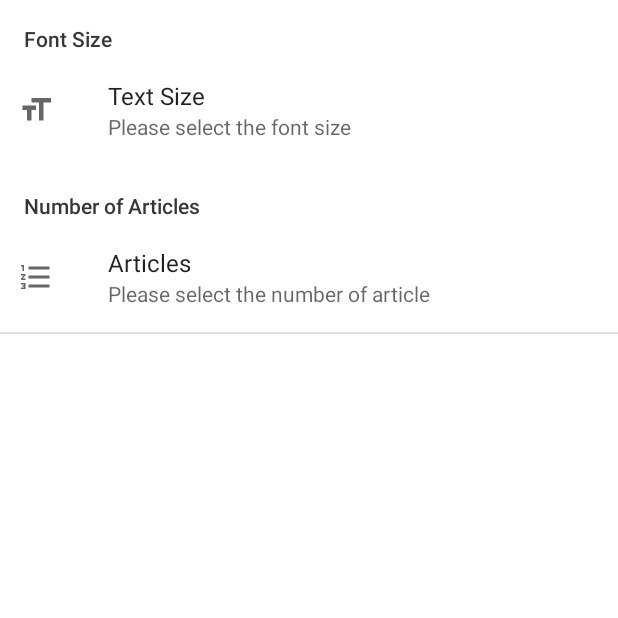
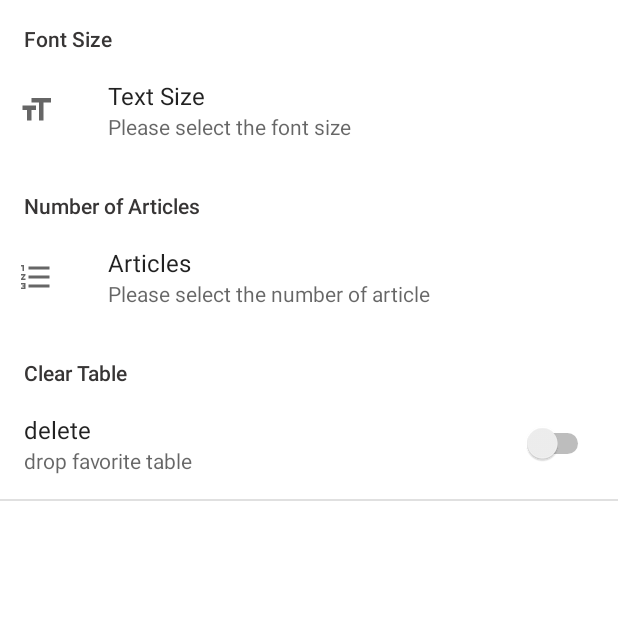
Before and after one commit to SidharthBjaj/stayUpdated, an Android app: the screen it shows after launch (SettingsActivity), in the options menu, after a tap on "Settings", on a phone screen of 412 x 824 dp, the top half of it. Run offline under Robolectric (Android 15) with nearby library versions, the phone set to English and light mode, and no system bars; our stand-ins replace Picasso, Volley, navigation-ui; network calls fail; pictures from the network do not load; 1 statement that could not run was skipped.

Commit message:
fixed minor bugs with 3rd setting option

```diff
--- a/app/src/main/java/com/example/stayupdated/MainActivity.java
+++ b/app/src/main/java/com/example/stayupdated/MainActivity.java
@@ -1,11 +1,14 @@
 package com.example.stayupdated;
 
 import android.content.Intent;
+import android.content.SharedPreferences;
 import android.os.Bundle;
 import android.view.MenuItem;
 import android.view.View;
 import android.view.Menu;
 
+import com.example.stayupdated.database.database;
+import com.example.stayupdated.pojo.favorite;
 import com.google.android.material.floatingactionbutton.FloatingActionButton;
 import com.google.android.material.snackbar.Snackbar;
 import com.google.android.material.navigation.NavigationView;
@@ -18,17 +21,24 @@ import androidx.navigation.ui.NavigationUI;
 import androidx.drawerlayout.widget.DrawerLayout;
 import androidx.appcompat.app.AppCompatActivity;
 import androidx.appcompat.widget.Toolbar;
+import androidx.preference.PreferenceManager;
+
+import java.util.ArrayList;
 
 public class MainActivity extends AppCompatActivity {
 
     public static FloatingActionButton fab;
     private AppBarConfiguration mAppBarConfiguration;
+    private SharedPreferences sharedPreferences;
+
+    Boolean delete ;
 
     @Override
     protected void onCreate(Bundle savedInstanceState) {
         super.onCreate(savedInstanceState);
         setContentView(R.layout.activity_main);
         Toolbar toolbar = findViewById(R.id.toolbar);
+        delete = false;
         setSupportActionBar(toolbar);
         fab = findViewById(R.id.fab);
         fab.setOnClickListener(new View.OnClickListener() {
@@ -72,4 +82,15 @@ public class MainActivity extends AppCompatActivity {
         return NavigationUI.navigateUp(navController, mAppBarConfiguration)
                 || super.onSupportNavigateUp();
     }
+    @Override
+    public void onResume() {
+
+        sharedPreferences = PreferenceManager.getDefaultSharedPreferences(this);
+        delete = sharedPreferences.getBoolean("drop",false);
+        if (delete == true){
+            database db = new database(this);
+            db.dropFavorite();
+        }
+        super.onResume();
+    }
 }
--- a/app/src/main/res/xml/preferences.xml
+++ b/app/src/main/res/xml/preferences.xml
@@ -24,5 +24,12 @@
         android:summary="Please select the number of article"
         android:title="Articles" />
 
+    <PreferenceCategory android:title="Clear Table" />
+    <SwitchPreference
+        android:defaultValue="false"
+        android:key="drop"
+        android:title="delete"
+        android:summary="drop favorite table"/>
+
 
 </PreferenceScreen>
```
Also changed, not shown: app/src/main/java/com/example/stayupdated/DetailsActivity.java (+5 -4 lines), app/src/main/java/com/example/stayupdated/database/database.java (+8 -2 lines), app/src/main/java/com/example/stayupdated/fragments/FavoriteFragment.java (+18 -0 lines), app/src/main/res/layout/activity_details.xml (+1 -12 lines).
